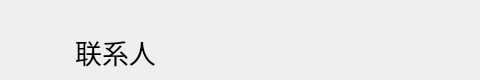
Above: contact/ContactBriefWidget.ui from HcashOrg/hx-indicator before the change; both pictures show x 0 to 480 and y 0 to 80 of the 770 by 80 pixel window. Below: the same form after it.
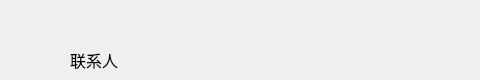
That is the form after the change.

The edit to the form file:
```diff
--- a/contact/ContactBriefWidget.ui
+++ b/contact/ContactBriefWidget.ui
@@ -17,21 +17,21 @@
    <property name="geometry">
     <rect>
      <x>70</x>
-     <y>36</y>
+     <y>50</y>
      <width>91</width>
-     <height>31</height>
+     <height>20</height>
     </rect>
    </property>
    <property name="font">
     <font>
-     <pointsize>20</pointsize>
+     <pointsize>12</pointsize>
     </font>
    </property>
    <property name="text">
     <string>联系人</string>
    </property>
    <property name="alignment">
-    <set>Qt::AlignCenter</set>
+    <set>Qt::AlignLeading|Qt::AlignLeft|Qt::AlignVCenter</set>
    </property>
   </widget>
   <widget class="QPushButton" name="pushButton">
```
Left out of the diff: 2 changed lines with no effect on the pictures.
